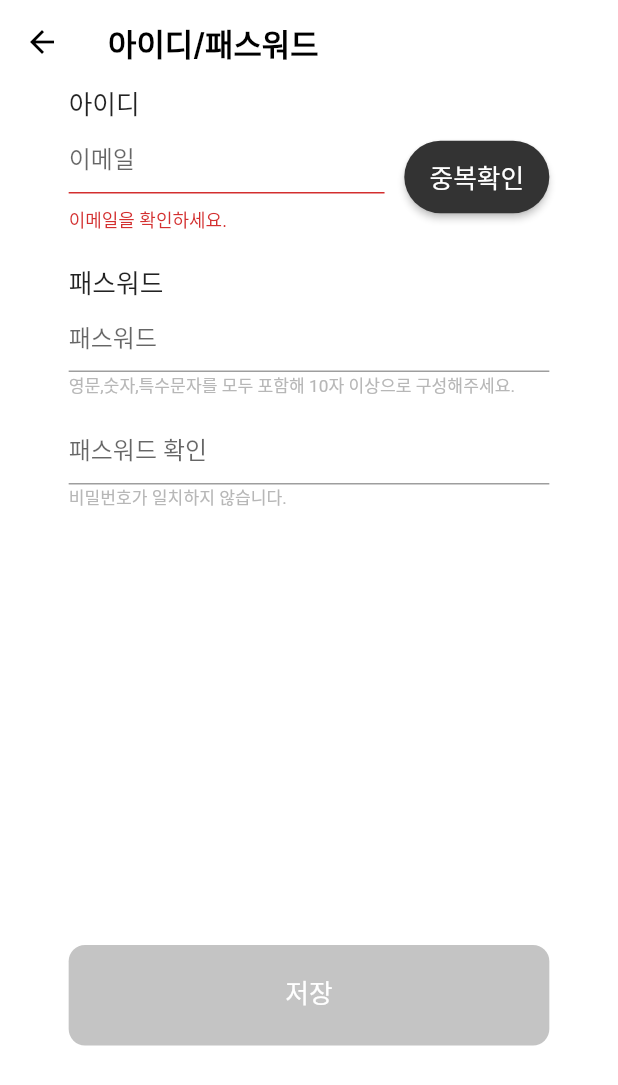
After one commit to junsu0573/DeepPlant-front, a Flutter app: the IdPwInsertion screen opened by its route, after a tap on "중복확인", on a phone screen of 412 x 824 dp. The commit adds this screen. Shown: the top 1085 px of the screen. Run offline on Flutter 3.47's test engine with Material 2 defaults, Android fonts, the phone set to English and light mode, and no system bars; our stand-ins replace cloud_firestore, firebase_auth, firebase_core, firebase_storage, flutter_screenutil, go_router and 2 more; missing offline and left inert: qr_code_scanner, xml2json; accounts and stored records are empty; Roboto replaces fonts that are missing (Inter).

Commit message:
start sign-up

```diff
--- a/deep_plant_app/lib/main.dart
+++ b/deep_plant_app/lib/main.dart
@@ -9,9 +9,9 @@ import 'package:deep_plant_app/pages/my-page/edit_user_info_page.dart';
 import 'package:deep_plant_app/pages/my-page/my_page.dart';
 import 'package:deep_plant_app/pages/my-page/reset_pw_page.dart';
 import 'package:deep_plant_app/pages/option_page.dart';
-import 'package:deep_plant_app/pages/sign-up/certification_page.dart';
 import 'package:deep_plant_app/pages/home_page.dart';
 import 'package:deep_plant_app/pages/sign-up/email_verification.dart';
+import 'package:deep_plant_app/pages/sign-up/id_pw_insertion_page.dart';
 import 'package:deep_plant_app/pages/sign-up/insertion_idnpw.dart';
 import 'package:deep_plant_app/pages/sign_in_page.dart';
 import 'package:deep_plant_app/pages/sign-up/succeed_sign_up_page.dart';
@@ -51,12 +51,11 @@ final _router = GoRouter(
             user: newUser,
             meatData: newMeat,
           ),
+          // 회원가입을 위한 라우팅
           routes: [
             GoRoute(
               path: ('certification'),
-              builder: (context, state) => Certification(
-                user: newUser,
-              ),
+              builder: (context, state) => IdPwInsertion(),
               routes: [
                 GoRoute(
                   path: ('insert-id-pw'),
@@ -80,6 +79,7 @@ final _router = GoRouter(
       path: ('/succeed-sign-up'),
       builder: (context, state) => const SucceedSignUp(),
     ),
+    // 사용자 1을 위한 라우팅
     GoRoute(
       path: '/option',
       builder: (context, state) => OptionPage(),
--- a/deep_plant_app/lib/pages/my-page/edit_user_info_page.dart
+++ b/deep_plant_app/lib/pages/my-page/edit_user_info_page.dart
@@ -48,7 +48,7 @@ class EditUserInfo extends StatelessWidget {
               // 비밀번호 변경 버튼
               Center(
                 child: CommonButton(
-                    text: '비밀번호 변경하기',
+                    text: Text('비밀번호 변경하기'),
                     onPress: () {
                       context.go('/option/my-page/edit-info/reset-pw');
                     },
--- a/deep_plant_app/lib/pages/my-page/reset_pw_page.dart
+++ b/deep_plant_app/lib/pages/my-page/reset_pw_page.dart
@@ -74,7 +74,7 @@ class ResetPW extends StatelessWidget {
                 mainAxisAlignment: MainAxisAlignment.center,
                 children: [
                   CommonButton(
-                      text: '저장', onPress: () {}, width: 350, height: 45),
+                      text: Text('저장'), onPress: () {}, width: 350, height: 45),
                 ],
               ),
             ],
--- /dev/null
+++ b/deep_plant_app/lib/pages/sign-up/id_pw_insertion_page.dart
@@ -0,0 +1,162 @@
+import 'package:cloud_firestore/cloud_firestore.dart';
+import 'package:deep_plant_app/widgets/common_button.dart';
+import 'package:deep_plant_app/widgets/custom_appbar.dart';
+import 'package:deep_plant_app/widgets/save_button.dart';
+import 'package:flutter/material.dart';
+import 'package:flutter_screenutil/flutter_screenutil.dart';
+
+class IdPwInsertion extends StatefulWidget {
+  const IdPwInsertion({super.key});
+
+  @override
+  State<IdPwInsertion> createState() => _IdPwInsertionState();
+}
+
+class _IdPwInsertionState extends State<IdPwInsertion> {
+  final _formKey = GlobalKey<FormState>(); // form 구성
+
+  final _firestore = FirebaseFirestore.instance;
+  bool _isUnique = false;
+  String userEmail = '';
+
+  String? idValidate(String? value) {
+    if (value!.isEmpty || !value.contains('@') || !value.contains('.')) {
+      return '이메일을 확인하세요.';
+    } else {
+      dupliCheck(userEmail);
+      if (!_isUnique) {
+        return '중복된 이메일입니다.';
+      }
+    }
+    return null;
+  }
+
+  // 유효성 검사 함수
+  void _tryValidation() {
+    final isValid = _formKey.currentState!.validate();
+    if (isValid) {
+      _formKey.currentState!.save();
+    }
+  }
+
+  Future<void> dupliCheck(String userEmail) async {
+    try {
+      // 유저가 입력한 ID가 해당 컬렉션에 존재하는지 확인
+      DocumentSnapshot docSnapshot =
+          await _firestore.collection('user_emails').doc(userEmail).get();
+
+      if (docSnapshot.exists) {
+        setState(() {
+          _isUnique = false;
+        });
+      } else {
+        setState(() {
+          _isUnique = true;
+        });
+      }
+    } catch (e) {
+      print('에러 발생');
+    }
+  }
+
+  @override
+  Widget build(BuildContext context) {
+    return Scaffold(
+      backgroundColor: Colors.white,
+      appBar: CustomAppBar(
+        backButton: true,
+        closeButton: false,
+        title: '아이디/패스워드',
+      ),
+      body: GestureDetector(
+        onTap: () => FocusScope.of(context).unfocus(),
+        child: SingleChildScrollView(
+          child: Form(
+            key: _formKey,
+            child: Container(
+              padding: EdgeInsets.symmetric(horizontal: 80.w),
+              child: Column(
+                crossAxisAlignment: CrossAxisAlignment.start,
+                children: [
+                  Text(
+                    '아이디',
+                    style: TextStyle(fontSize: 30.sp),
+                  ),
+                  Row(
+                    children: [
+                      SizedBox(
+                        width: 368.w,
+                        // 이메일 입력 필드
+                        child: TextFormField(
+                          decoration: InputDecoration(
+                            hintText: '이메일',
+                          ),
+                          onSaved: (value) {
+                            userEmail = value!;
+                          },
+                          onChanged: (value) {
+                            userEmail = value;
+                          },
+                          validator: (value) => idValidate(value),
+                        ),
+                      ),
+                      Spacer(),
+                      CommonButton(
+                          text: _isUnique
+                              ? Icon(Icons.check)
+                              : Text(
+                                  '중복확인',
+                                  style: TextStyle(fontSize: 30.sp),
+                                ),
+                          onPress: () {
+                            _tryValidation();
+                          },
+                          width: 169.w,
+                          height: 75.h),
+                    ],
+                  ),
+                  SizedBox(
+                    height: 20,
+                  ),
+                  Text(
+                    '패스워드',
+                    style: TextStyle(fontSize: 30.sp),
+                  ),
+                  TextField(
+                    decoration: InputDecoration(
+                      hintText: '패스워드',
+                    ),
+                  ),
+                  Text(
+                    '영문,숫자,특수문자를 모두 포함해 10자 이상으로 구성해주세요.',
+                    style: TextStyle(
+                        fontSize: 20.sp,
+                        color: Color.fromRGBO(183, 183, 183, 1)),
+                  ),
+                  SizedBox(
+                    height: 10,
+                  ),
+                  TextField(
+                    decoration: InputDecoration(
+                      hintText: '패스워드 확인',
+                    ),
+                  ),
+                  Text(
+                    '비밀번호가 일치하지 않습니다.',
+                    style: TextStyle(
+                        fontSize: 20.sp,
+                        color: Color.fromRGBO(183, 183, 183, 1)),
+                  ),
+                  SizedBox(
+                    height: 290,
+                  ),
+                  SaveButton(),
+                ],
+              ),
+            ),
+          ),
+        ),
+      ),
+    );
+  }
+}
--- a/deep_plant_app/lib/pages/sign-up/insertion_idnpw.dart
+++ b/deep_plant_app/lib/pages/sign-up/insertion_idnpw.dart
@@ -383,7 +383,7 @@ class _InsertionIdnPwState extends State<InsertionIdnPw> {
                             ),
                           ),
                           CommonButton(
-                            text: '검색',
+                            text: Text('검색'),
                             onPress: () {},
                             width: 100,
                             height: 45,
--- a/deep_plant_app/lib/widgets/common_button.dart
+++ b/deep_plant_app/lib/widgets/common_button.dart
@@ -1,7 +1,7 @@
 import 'package:flutter/material.dart';
 
 class CommonButton extends StatelessWidget {
-  final String text;
+  final Widget text;
   final void Function()? onPress;
   final double width;
   final double height;
@@ -26,13 +26,7 @@ class CommonButton extends StatelessWidget {
             borderRadius: BorderRadius.circular(30),
           ),
         ),
-        child: Text(
-          text,
-          style: TextStyle(
-            color: Colors.white,
-            fontSize: 18,
-          ),
-        ),
+        child: text,
       ),
     );
   }
--- a/deep_plant_app/lib/widgets/custom_appbar.dart
+++ b/deep_plant_app/lib/widgets/custom_appbar.dart
@@ -25,6 +25,7 @@ class CustomAppBar extends StatelessWidget implements PreferredSizeWidget {
     return AppBar(
       elevation: 0,
       automaticallyImplyLeading: backButton,
+      foregroundColor: Colors.black,
       title: Text(
         title,
         style: TextStyle(
@@ -32,7 +33,6 @@ class CustomAppBar extends StatelessWidget implements PreferredSizeWidget {
           fontSize: 36.sp,
           fontFamily: 'Inter',
           fontWeight: FontWeight.w600,
-          height: 1.11.h, // line-height와 동일한 역할을 수행
         ),
       ),
       actions: closeButton
```
